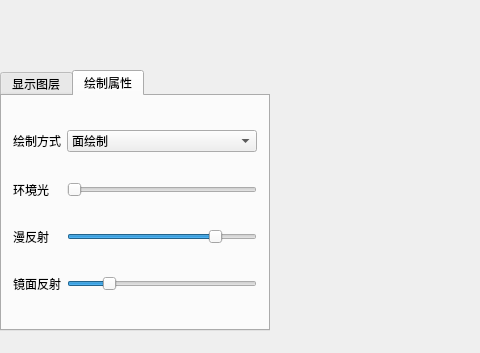
Above: Viewer/Viewer.ui from Imanity/MedicalToolkit before the change; both pictures show x 0 to 480 and y 367 to 720 of the 1080 by 720 pixel window. Below: the same form after it.
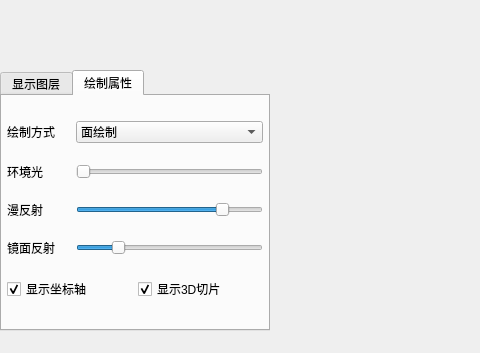
That is the form after the change. The open tabs and pages were chosen to show the change.

Commit message: Add axes and 3d slice view.

What changed in the file:
```diff
--- a/Viewer/Viewer.ui
+++ b/Viewer/Viewer.ui
@@ -298,15 +298,78 @@
            <attribute name="title">
             <string>绘制属性</string>
            </attribute>
-           <layout class="QGridLayout" name="gridLayout_2">
-            <item row="1" column="0">
+           <layout class="QVBoxLayout" name="verticalLayout_2">
+            <property name="spacing">
+             <number>0</number>
+            </property>
+            <property name="leftMargin">
+             <number>5</number>
+            </property>
+            <property name="topMargin">
+             <number>5</number>
+            </property>
+            <property name="rightMargin">
+             <number>5</number>
+            </property>
+            <property name="bottomMargin">
+             <number>5</number>
+            </property>
+            <item>
+             <layout class="QHBoxLayout" name="LineLayout1" stretch="1,3">
+              <item>
+               <widget class="QLabel" name="renderLabel">
+                <property name="text">
+                 <string>绘制方式</string>
+                </property>
+               </widget>
+              </item>
+              <item>
+               <widget class="QComboBox" name="renderComboBox">
+                <item>
+                 <property name="text">
+                  <string>面绘制</string>
+                 </property>
+                </item>
+                <item>
+                 <property name="text">
+                  <string>体绘制</string>
+                 </property>
+                </item>
+               </widget>
+              </item>
+             </layout>
+            </item>
+            <item>
+             <layout class="QHBoxLayout" name="LineLayout2" stretch="1,3">
+              <item>
              <widget class="QLabel" name="ambientLabel">
               <property name="text">
                <string>环境光</string>
               </property>
              </widget>
             </item>
-            <item row="2" column="1">
+              <item>
+               <widget class="QSlider" name="ambientSlider">
+                <property name="value">
+                 <number>0</number>
+                </property>
+                <property name="orientation">
+                 <enum>Qt::Horizontal</enum>
+                </property>
+               </widget>
+              </item>
+             </layout>
+            </item>
+            <item>
+             <layout class="QHBoxLayout" name="LineLayout3" stretch="1,3">
+              <item>
+               <widget class="QLabel" name="diffuseLabel">
+                <property name="text">
+                 <string>漫反射</string>
+                </property>
+               </widget>
+              </item>
+              <item>
              <widget class="QSlider" name="diffuseSlider">
               <property name="value">
                <number>80</number>
@@ -316,14 +379,18 @@
               </property>
              </widget>
             </item>
-            <item row="3" column="0">
+             </layout>
+            </item>
+            <item>
+             <layout class="QHBoxLayout" name="LineLayout4" stretch="1,3">
+              <item>
              <widget class="QLabel" name="SpecularLabel">
               <property name="text">
                <string>镜面反射</string>
               </property>
              </widget>
             </item>
-            <item row="3" column="1">
+              <item>
              <widget class="QSlider" name="SpecularSlider">
               <property name="value">
                <number>20</number>
@@ -333,43 +400,31 @@
               </property>
              </widget>
             </item>
-            <item row="0" column="0">
-             <widget class="QLabel" name="renderLabel">
-              <property name="text">
-               <string>绘制方式</string>
-              </property>
-             </widget>
+             </layout>
             </item>
-            <item row="2" column="0">
-             <widget class="QLabel" name="diffuseLabel">
+            <item>
+             <layout class="QHBoxLayout" name="LineLayout5">
+              <item>
+               <widget class="QCheckBox" name="AxesCheckBox">
               <property name="text">
-               <string>漫反射</string>
-              </property>
-             </widget>
-            </item>
-            <item row="1" column="1">
-             <widget class="QSlider" name="ambientSlider">
-              <property name="value">
-               <number>0</number>
-              </property>
-              <property name="orientation">
-               <enum>Qt::Horizontal</enum>
-              </property>
-             </widget>
-            </item>
-            <item row="0" column="1">
-             <widget class="QComboBox" name="renderComboBox">
+                 <string>显示坐标轴</string>
+                </property>
+                <property name="checked">
+                 <bool>true</bool>
+                </property>
+               </widget>
+              </item>
               <item>
+               <widget class="QCheckBox" name="SliceCheckBox">
                <property name="text">
-                <string>面绘制</string>
-               </property>
-              </item>
-              <item>
-               <property name="text">
-                <string>体绘制</string>
-               </property>
-              </item>
-             </widget>
+                 <string>显示3D切片</string>
+                </property>
+                <property name="checked">
+                 <bool>true</bool>
+                </property>
+               </widget>
+              </item>
+             </layout>
             </item>
            </layout>
           </widget>
```
Left out of the diff: 12 changed lines with no effect on the pictures. Lines whose indentation alone changed are shown as unchanged. The commit also changes 8 other files.
